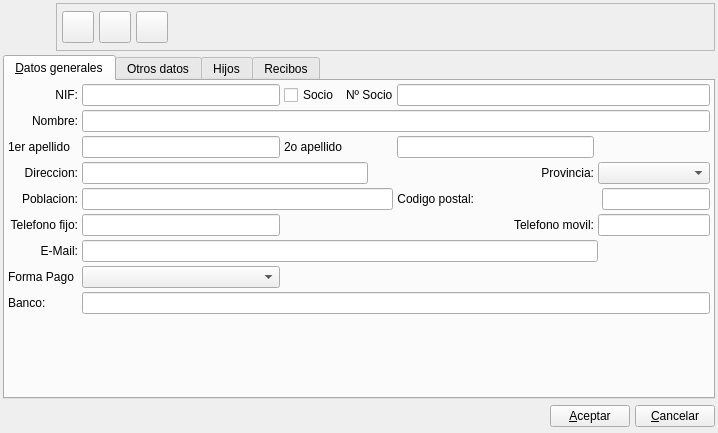
Qt form bulmages/bulmafact/plugins/pluginbf_tutor/tutorbase.ui (eboladev/Bulmages-1) before a commit.
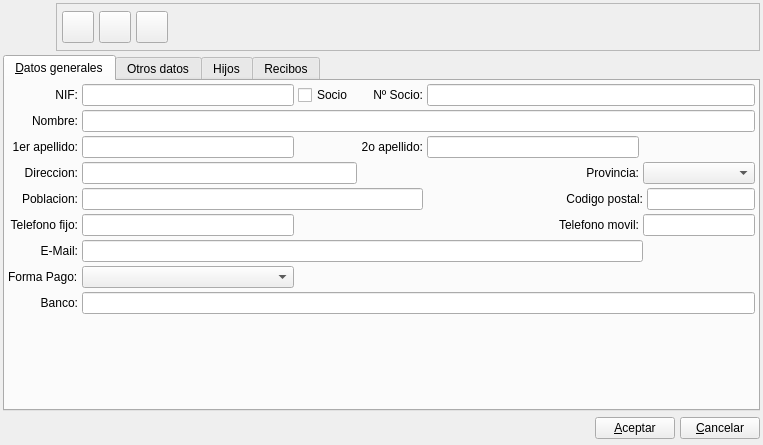
The same form after that commit. Icons and pictures are not drawn. Custom widgets are drawn as their Qt base class.

Commit message: Arreglo el bug #16707 en trunk. Leo ya lo hizo en la rama estable (rev.3737) junto con otras cosas. Son cambios simples para mejorar la apariencia de la ficha de tutores que forma parte del plugin para asociaciones de padres de alumnos

The edit to the form file:
```diff
--- a/bulmages/bulmafact/plugins/pluginbf_tutor/tutorbase.ui
+++ b/bulmages/bulmafact/plugins/pluginbf_tutor/tutorbase.ui
@@ -7,8 +7,8 @@
    <rect>
     <x>0</x>
     <y>0</y>
-    <width>718</width>
-    <height>433</height>
+    <width>763</width>
+    <height>445</height>
    </rect>
   </property>
   <property name="minimumSize">
@@ -300,7 +300,10 @@
        <item row="0" column="4" colspan="2">
         <widget class="QLabel" name="label_2">
          <property name="text">
-          <string>Nº Socio</string>
+          <string>Nº Socio:</string>
+         </property>
+         <property name="alignment">
+          <set>Qt::AlignRight|Qt::AlignTrailing|Qt::AlignVCenter</set>
          </property>
          <property name="buddy">
           <cstring>mui_numsociocliente</cstring>
@@ -382,32 +385,6 @@
          </property>
         </widget>
        </item>
-       <item row="4" column="2" colspan="4">
-        <widget class="QLineEdit" name="mui_poblcliente">
-         <property name="maxLength">
-          <number>40</number>
-         </property>
-        </widget>
-       </item>
-       <item row="4" column="6" colspan="2">
-        <widget class="QLabel" name="textLabel2_7">
-         <property name="sizePolicy">
-          <sizepolicy hsizetype="Fixed" vsizetype="Fixed">
-           <horstretch>0</horstretch>
-           <verstretch>0</verstretch>
-          </sizepolicy>
-         </property>
-         <property name="text">
-          <string>Codigo postal:</string>
-         </property>
-         <property name="alignment">
-          <set>Qt::AlignRight|Qt::AlignTrailing|Qt::AlignVCenter</set>
-         </property>
-         <property name="buddy">
-          <cstring>mui_cpcliente</cstring>
-         </property>
-        </widget>
-       </item>
        <item row="4" column="8">
         <widget class="QLineEdit" name="mui_cpcliente">
          <property name="sizePolicy">
@@ -507,43 +484,84 @@
        <item row="8" column="2">
         <widget class="BfBuscarFormaPago" name="mui_idforma_pago"/>
        </item>
-       <item row="8" column="0">
-        <widget class="QLabel" name="label_3">
-         <property name="text">
-          <string>Forma Pago</string>
-         </property>
-        </widget>
-       </item>
-       <item row="9" column="0">
+       <item row="9" column="0" colspan="2">
         <widget class="QLabel" name="textLabel2_4_3">
          <property name="text">
           <string>Banco:</string>
          </property>
+         <property name="alignment">
+          <set>Qt::AlignRight|Qt::AlignTrailing|Qt::AlignVCenter</set>
+         </property>
          <property name="buddy">
           <cstring>mui_bancocliente</cstring>
          </property>
         </widget>
        </item>
-       <item row="2" column="0">
+       <item row="2" column="0" colspan="2">
         <widget class="QLabel" name="label_4">
          <property name="text">
-          <string>1er apellido</string>
+          <string>1er apellido:</string>
+         </property>
+         <property name="alignment">
+          <set>Qt::AlignRight|Qt::AlignTrailing|Qt::AlignVCenter</set>
+         </property>
+         <property name="buddy">
+          <cstring>mui_apellido1cliente</cstring>
          </property>
         </widget>
        </item>
        <item row="2" column="2">
         <widget class="QLineEdit" name="mui_apellido1cliente"/>
        </item>
-       <item row="2" column="3">
-        <widget class="QLabel" name="label_5">
-         <property name="text">
-          <string>2o apellido</string>
-         </property>
-        </widget>
-       </item>
        <item row="2" column="6">
         <widget class="QLineEdit" name="mui_apellido2cliente"/>
        </item>
+       <item row="2" column="5">
+        <widget class="QLabel" name="label_5">
+         <property name="text">
+          <string>2o apellido:</string>
+         </property>
+         <property name="alignment">
+          <set>Qt::AlignRight|Qt::AlignTrailing|Qt::AlignVCenter</set>
+         </property>
+         <property name="buddy">
+          <cstring>mui_apellido2cliente</cstring>
+         </property>
+        </widget>
+       </item>
+       <item row="8" column="0" colspan="2">
+        <widget class="QLabel" name="label_3">
+         <property name="text">
+          <string>Forma Pago:</string>
+         </property>
+        </widget>
+       </item>
+       <item row="4" column="6" colspan="2">
+        <widget class="QLabel" name="textLabel2_7">
+         <property name="sizePolicy">
+          <sizepolicy hsizetype="Preferred" vsizetype="Preferred">
+           <horstretch>0</horstretch>
+           <verstretch>0</verstretch>
+          </sizepolicy>
+         </property>
+         <property name="text">
+          <string>Codigo postal:</string>
+         </property>
+         <property name="alignment">
+          <set>Qt::AlignRight|Qt::AlignTrailing|Qt::AlignVCenter</set>
+         </property>
+         <property name="buddy">
+          <cstring>mui_cpcliente</cstring>
+         </property>
+        </widget>
+       </item>
+       <item row="4" column="2" colspan="4">
+        <widget class="QLineEdit" name="mui_poblcliente">
+         <property name="maxLength">
+          <number>40</number>
+         </property>
+        </widget>
+       </item>
       </layout>
      </widget>
      <widget class="QWidget" name="tabOtros">
```
